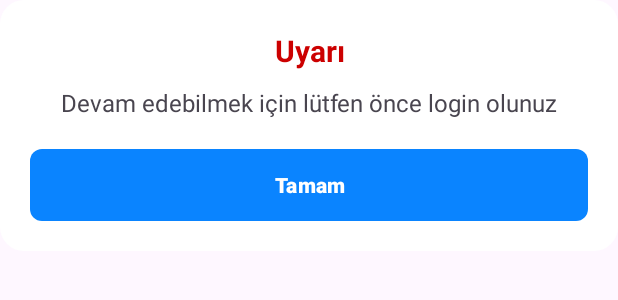
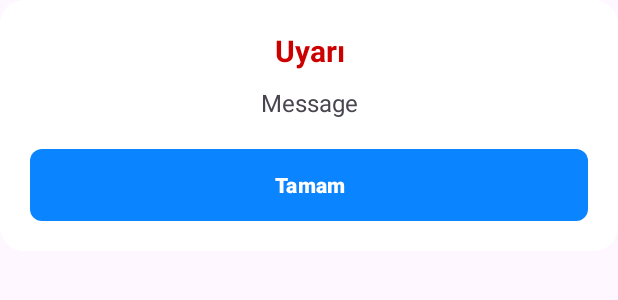
Before and after one commit to yusufaltunoymak/ESarj, an Android app: the layout custom_alert_dialog.xml on its own in the app's theme, with its tools: preview values and no code run, on a phone screen of 412 x 824 dp. Shown: the top 300 px of the screen. Run offline under Robolectric (Android 15) with nearby library versions, the phone set to English and light mode, and no system bars.

Commit message:
Unused Import Deleting and String Resource

```diff
--- a/app/src/main/java/com/altunoymak/esarj/presentation/ui/favorite/FavoriteStationFragment.kt
+++ b/app/src/main/java/com/altunoymak/esarj/presentation/ui/favorite/FavoriteStationFragment.kt
@@ -6,7 +6,6 @@ import android.view.View
 import android.view.ViewGroup
 import androidx.fragment.app.Fragment
 import androidx.fragment.app.activityViewModels
-import androidx.fragment.app.viewModels
 import androidx.lifecycle.lifecycleScope
 import androidx.navigation.fragment.findNavController
 import androidx.recyclerview.widget.LinearLayoutManager
@@ -14,6 +13,7 @@ import com.altunoymak.esarj.R
 import com.altunoymak.esarj.databinding.FragmentFavoriteStationBinding
 import dagger.hilt.android.AndroidEntryPoint
 import kotlinx.coroutines.launch
+
 @AndroidEntryPoint
 class FavoriteStationFragment : Fragment() {
     private var _binding: FragmentFavoriteStationBinding? = null
--- a/app/src/main/java/com/altunoymak/esarj/presentation/ui/search/SearchFragment.kt
+++ b/app/src/main/java/com/altunoymak/esarj/presentation/ui/search/SearchFragment.kt
@@ -5,7 +5,6 @@ import android.os.Bundle
 import android.view.LayoutInflater
 import android.view.View
 import android.view.ViewGroup
-import android.view.ViewTreeObserver
 import android.view.inputmethod.InputMethodManager
 import androidx.appcompat.widget.SearchView
 import androidx.fragment.app.Fragment
--- a/app/src/main/java/com/altunoymak/esarj/presentation/ui/splash/SplashScreenFragment.kt
+++ b/app/src/main/java/com/altunoymak/esarj/presentation/ui/splash/SplashScreenFragment.kt
@@ -1,18 +1,17 @@
 package com.altunoymak.esarj.presentation.ui.splash
 
 import android.os.Bundle
-import androidx.fragment.app.Fragment
 import android.view.LayoutInflater
 import android.view.View
 import android.view.ViewGroup
-import androidx.appcompat.app.AlertDialog
+import androidx.fragment.app.Fragment
 import androidx.fragment.app.activityViewModels
 import androidx.fragment.app.viewModels
 import androidx.lifecycle.lifecycleScope
 import androidx.navigation.fragment.findNavController
 import com.altunoymak.esarj.R
+import com.altunoymak.esarj.databinding.FragmentSplashScreenBinding
 import com.altunoymak.esarj.presentation.viewmodel.ChargingViewModel
-import com.altunoymak.esarj.databinding.FragmentSplashScreenBinding
 import com.altunoymak.esarj.presentation.viewmodel.ConnectivityViewModel
 import com.altunoymak.esarj.util.CustomAlertDialogBuilder
 import dagger.hilt.android.AndroidEntryPoint
--- a/app/src/main/res/layout/custom_alert_dialog.xml
+++ b/app/src/main/res/layout/custom_alert_dialog.xml
@@ -2,6 +2,7 @@
 <LinearLayout xmlns:android="http://schemas.android.com/apk/res/android"
     android:layout_width="match_parent"
     android:layout_height="wrap_content"
+    xmlns:tools="http://schemas.android.com/tools"
     android:orientation="vertical"
     android:padding="20dp"
     android:elevation="0dp"
@@ -12,7 +13,7 @@
         android:id="@+id/titleTextView"
         android:layout_width="match_parent"
         android:layout_height="wrap_content"
-        android:text="Uyarı"
+        android:text="@string/warning_text"
         android:textSize="20sp"
         android:textStyle="bold"
         android:gravity="center"
@@ -26,13 +27,13 @@
         android:textSize="16sp"
         android:gravity="center"
         android:paddingBottom="20dp"
-        android:text="Devam edebilmek için lütfen önce login olunuz" />
+        tools:text="Message" />
 
     <Button
         android:id="@+id/positiveButton"
         android:layout_width="match_parent"
         android:layout_height="wrap_content"
-        android:text="Tamam"
+        android:text="@string/ok_text"
         android:background="@drawable/custom_button_backgruond"
         android:textColor="@android:color/white"
         android:textStyle="bold"
```
